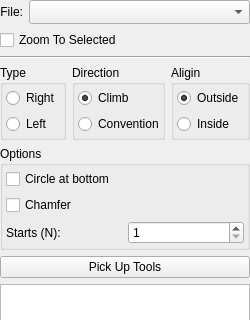
Old version of the form plugins/gcode/thread/thrform.ui in the repository XRay3D/GERBER_X3; both pictures show x 0 to 250 and y 0 to 320 of the 250 by 577 pixel window.
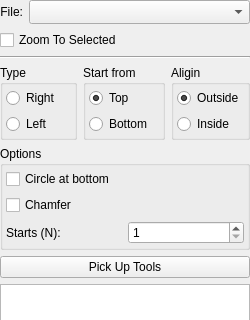
New version of the form.

What changed in the file:
```diff
--- a/plugins/gcode/thread/thrform.ui
+++ b/plugins/gcode/thread/thrform.ui
@@ -112,7 +112,7 @@
      <item>
       <widget class="QGroupBox" name="groupBox_2">
        <property name="title">
-        <string>Direction</string>
+        <string>Start from</string>
        </property>
        <layout class="QVBoxLayout" name="verticalLayout_5">
         <property name="leftMargin">
@@ -130,7 +130,7 @@
         <item>
          <widget class="QRadioButton" name="rbClimb">
           <property name="text">
-           <string>Climb</string>
+           <string>Top</string>
           </property>
           <property name="checked">
            <bool>true</bool>
@@ -140,7 +140,7 @@
         <item>
          <widget class="QRadioButton" name="rbConventional">
           <property name="text">
-           <string>Conventional</string>
+           <string>Bottom</string>
           </property>
          </widget>
         </item>
```
Left out of the diff: 4 changed lines with no effect on the pictures.
